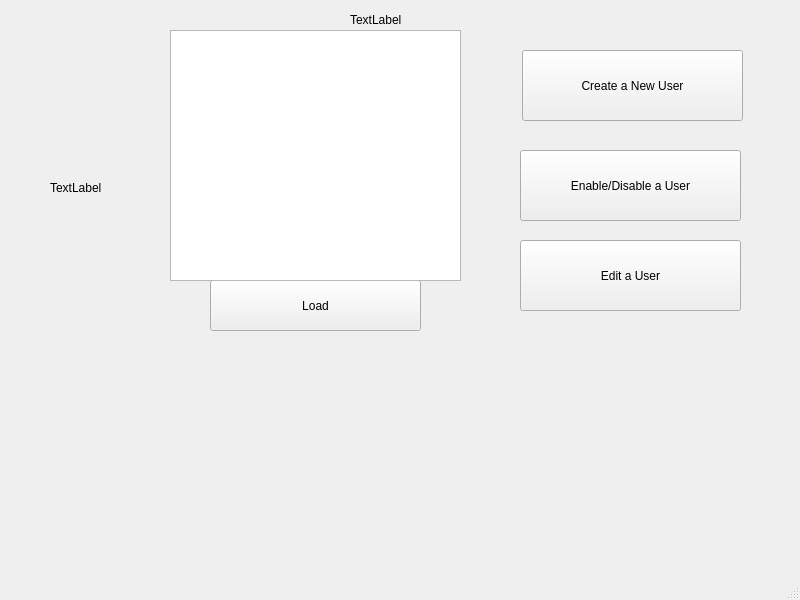
cp731/CSCI222-Group-Project-master, file Assignment 2/BugTrackingSystem/adminprofile.ui: the form before one commit.
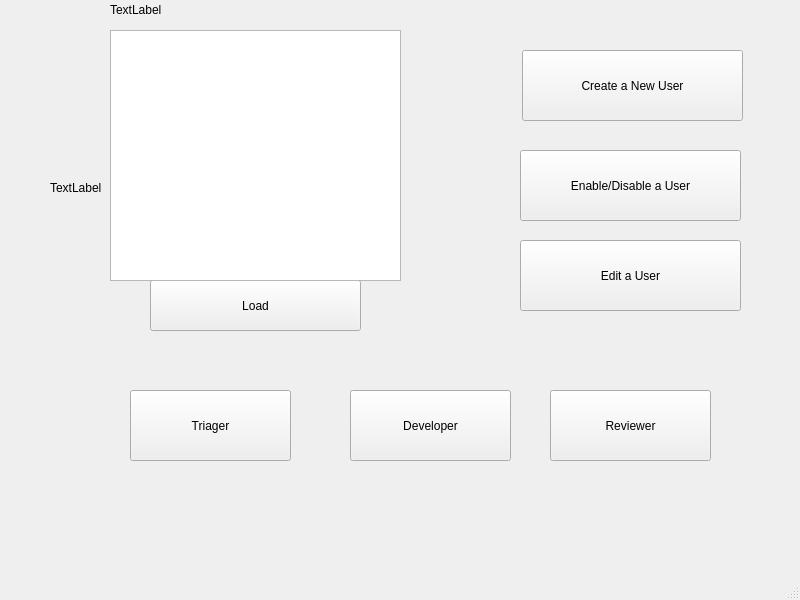
The form after the commit.

What changed in the file:
```diff
--- a/Assignment 2/BugTrackingSystem/adminprofile.ui
+++ b/Assignment 2/BugTrackingSystem/adminprofile.ui
@@ -30,7 +30,7 @@
    <widget class="QPushButton" name="pushButton_load">
     <property name="geometry">
      <rect>
-      <x>210</x>
+      <x>150</x>
       <y>280</y>
       <width>211</width>
       <height>51</height>
@@ -43,7 +43,7 @@
    <widget class="QTableView" name="tableView">
     <property name="geometry">
      <rect>
-      <x>170</x>
+      <x>110</x>
       <y>30</y>
       <width>291</width>
       <height>251</height>
@@ -79,8 +79,8 @@
    <widget class="QLabel" name="label_username">
     <property name="geometry">
      <rect>
-      <x>350</x>
-      <y>10</y>
+      <x>110</x>
+      <y>0</y>
       <width>391</width>
       <height>20</height>
      </rect>
@@ -102,6 +102,45 @@
      <string>TextLabel</string>
     </property>
    </widget>
+   <widget class="QPushButton" name="pushButton_2">
+    <property name="geometry">
+     <rect>
+      <x>130</x>
+      <y>390</y>
+      <width>161</width>
+      <height>71</height>
+     </rect>
+    </property>
+    <property name="text">
+     <string>Triager</string>
+    </property>
+   </widget>
+   <widget class="QPushButton" name="pushButton_3">
+    <property name="geometry">
+     <rect>
+      <x>350</x>
+      <y>390</y>
+      <width>161</width>
+      <height>71</height>
+     </rect>
+    </property>
+    <property name="text">
+     <string>Developer</string>
+    </property>
+   </widget>
+   <widget class="QPushButton" name="pushButton_4">
+    <property name="geometry">
+     <rect>
+      <x>550</x>
+      <y>390</y>
+      <width>161</width>
+      <height>71</height>
+     </rect>
+    </property>
+    <property name="text">
+     <string>Reviewer</string>
+    </property>
+   </widget>
   </widget>
   <widget class="QMenuBar" name="menubar">
    <property name="geometry">
```
